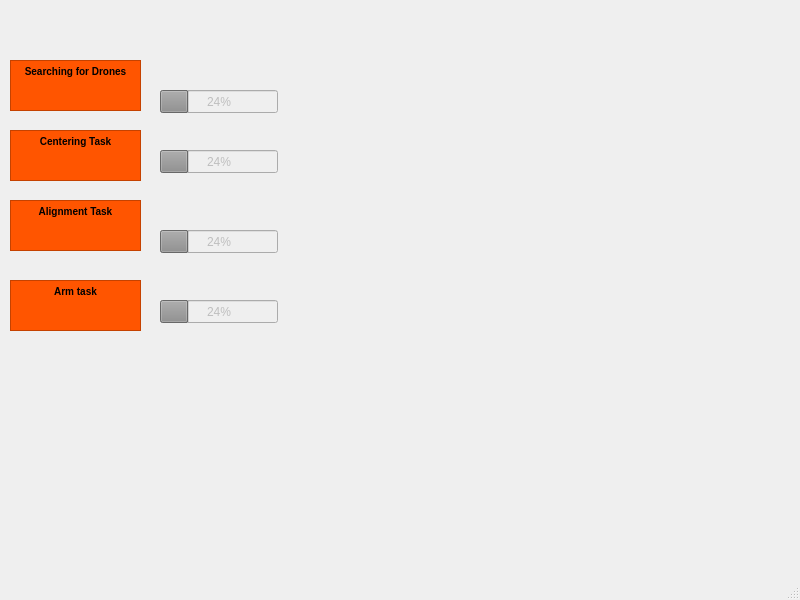
First picture: the form in PythonScript/SwapDock.ui, repository EwanMcNeil/CapstoneControlSystem, before the edit.
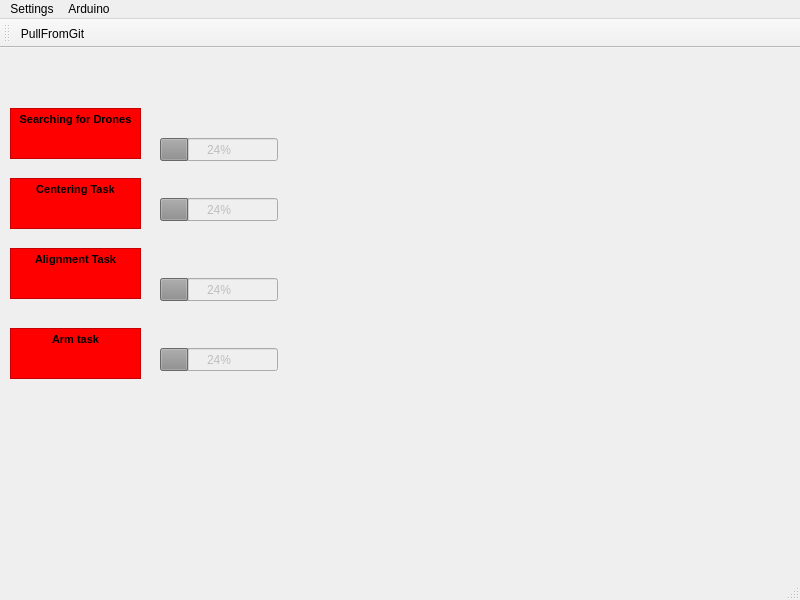
Second picture: the form after the edit.

```diff
--- a/PythonScript/SwapDock.ui
+++ b/PythonScript/SwapDock.ui
@@ -24,14 +24,16 @@
      </rect>
     </property>
     <property name="styleSheet">
-     <string notr="true">background-color: rgb(255, 85, 0);</string>
+     <string notr="true">background-color: rgb(255, 0, 0);
+alternate-background-color: rgb(0, 255, 127);
+alternate-background-color: rgb(255, 255, 127);</string>
     </property>
     <property name="html">
      <string>&lt;!DOCTYPE HTML PUBLIC &quot;-//W3C//DTD HTML 4.0//EN&quot; &quot;http://www.w3.org/TR/REC-html40/strict.dtd&quot;&gt;
 &lt;html&gt;&lt;head&gt;&lt;meta name=&quot;qrichtext&quot; content=&quot;1&quot; /&gt;&lt;style type=&quot;text/css&quot;&gt;
 p, li { white-space: pre-wrap; }
-&lt;/style&gt;&lt;/head&gt;&lt;body style=&quot; font-family:'MS Shell Dlg 2'; font-size:7.8pt; font-weight:400; font-style:normal;&quot;&gt;
-&lt;p align=&quot;center&quot; style=&quot; margin-top:0px; margin-bottom:0px; margin-left:0px; margin-right:0px; -qt-block-indent:0; text-indent:0px;&quot;&gt;&lt;span style=&quot; font-weight:600;&quot;&gt;Searching for Drones&lt;/span&gt;&lt;/p&gt;&lt;/body&gt;&lt;/html&gt;</string>
+&lt;/style&gt;&lt;/head&gt;&lt;body style=&quot; font-family:'Sans'; font-size:10pt; font-weight:400; font-style:normal;&quot;&gt;
+&lt;p align=&quot;center&quot; style=&quot; margin-top:0px; margin-bottom:0px; margin-left:0px; margin-right:0px; -qt-block-indent:0; text-indent:0px;&quot;&gt;&lt;span style=&quot; font-family:'MS Shell Dlg 2'; font-size:8pt; font-weight:600;&quot;&gt;Searching for Drones&lt;/span&gt;&lt;/p&gt;&lt;/body&gt;&lt;/html&gt;</string>
     </property>
    </widget>
    <widget class="QProgressBar" name="progressBar_search">
@@ -60,14 +62,16 @@
      </rect>
     </property>
     <property name="styleSheet">
-     <string notr="true">background-color: rgb(255, 85, 0);</string>
+     <string notr="true">background-color: rgb(255, 0, 0);
+alternate-background-color: rgb(0, 255, 127);
+alternate-background-color: rgb(255, 255, 127);</string>
     </property>
     <property name="html">
      <string>&lt;!DOCTYPE HTML PUBLIC &quot;-//W3C//DTD HTML 4.0//EN&quot; &quot;http://www.w3.org/TR/REC-html40/strict.dtd&quot;&gt;
 &lt;html&gt;&lt;head&gt;&lt;meta name=&quot;qrichtext&quot; content=&quot;1&quot; /&gt;&lt;style type=&quot;text/css&quot;&gt;
 p, li { white-space: pre-wrap; }
-&lt;/style&gt;&lt;/head&gt;&lt;body style=&quot; font-family:'MS Shell Dlg 2'; font-size:7.8pt; font-weight:400; font-style:normal;&quot;&gt;
-&lt;p align=&quot;center&quot; style=&quot; margin-top:0px; margin-bottom:0px; margin-left:0px; margin-right:0px; -qt-block-indent:0; text-indent:0px;&quot;&gt;&lt;span style=&quot; font-weight:600;&quot;&gt;Centering Task&lt;/span&gt;&lt;/p&gt;&lt;/body&gt;&lt;/html&gt;</string>
+&lt;/style&gt;&lt;/head&gt;&lt;body style=&quot; font-family:'Sans'; font-size:10pt; font-weight:400; font-style:normal;&quot;&gt;
+&lt;p align=&quot;center&quot; style=&quot; margin-top:0px; margin-bottom:0px; margin-left:0px; margin-right:0px; -qt-block-indent:0; text-indent:0px;&quot;&gt;&lt;span style=&quot; font-family:'MS Shell Dlg 2'; font-size:8pt; font-weight:600;&quot;&gt;Centering Task&lt;/span&gt;&lt;/p&gt;&lt;/body&gt;&lt;/html&gt;</string>
     </property>
    </widget>
    <widget class="QTextEdit" name="AlignmentTaskTextEdit">
@@ -80,15 +84,17 @@
      </rect>
     </property>
     <property name="styleSheet">
-     <string notr="true">background-color: rgb(255, 85, 0);</string>
+     <string notr="true">background-color: rgb(255, 0, 0);
+alternate-background-color: rgb(0, 255, 127);
+alternate-background-color: rgb(255, 255, 127);</string>
     </property>
     <property name="html">
      <string>&lt;!DOCTYPE HTML PUBLIC &quot;-//W3C//DTD HTML 4.0//EN&quot; &quot;http://www.w3.org/TR/REC-html40/strict.dtd&quot;&gt;
 &lt;html&gt;&lt;head&gt;&lt;meta name=&quot;qrichtext&quot; content=&quot;1&quot; /&gt;&lt;style type=&quot;text/css&quot;&gt;
 p, li { white-space: pre-wrap; }
-&lt;/style&gt;&lt;/head&gt;&lt;body style=&quot; font-family:'MS Shell Dlg 2'; font-size:7.8pt; font-weight:400; font-style:normal;&quot;&gt;
-&lt;p align=&quot;center&quot; style=&quot; margin-top:0px; margin-bottom:0px; margin-left:0px; margin-right:0px; -qt-block-indent:0; text-indent:0px;&quot;&gt;&lt;span style=&quot; font-weight:600;&quot;&gt;Alignment Task&lt;/span&gt;&lt;/p&gt;
-&lt;p align=&quot;center&quot; style=&quot;-qt-paragraph-type:empty; margin-top:0px; margin-bottom:0px; margin-left:0px; margin-right:0px; -qt-block-indent:0; text-indent:0px; font-weight:600;&quot;&gt;&lt;br /&gt;&lt;/p&gt;&lt;/body&gt;&lt;/html&gt;</string>
+&lt;/style&gt;&lt;/head&gt;&lt;body style=&quot; font-family:'Sans'; font-size:10pt; font-weight:400; font-style:normal;&quot;&gt;
+&lt;p align=&quot;center&quot; style=&quot; margin-top:0px; margin-bottom:0px; margin-left:0px; margin-right:0px; -qt-block-indent:0; text-indent:0px;&quot;&gt;&lt;span style=&quot; font-family:'MS Shell Dlg 2'; font-size:8pt; font-weight:600;&quot;&gt;Alignment Task&lt;/span&gt;&lt;/p&gt;
+&lt;p align=&quot;center&quot; style=&quot;-qt-paragraph-type:empty; margin-top:0px; margin-bottom:0px; margin-left:0px; margin-right:0px; -qt-block-indent:0; text-indent:0px; font-family:'MS Shell Dlg 2'; font-size:8pt; font-weight:600;&quot;&gt;&lt;br /&gt;&lt;/p&gt;&lt;/body&gt;&lt;/html&gt;</string>
     </property>
    </widget>
    <widget class="QProgressBar" name="progressBar_center">
@@ -133,14 +139,16 @@
      </rect>
     </property>
     <property name="styleSheet">
-     <string notr="true">background-color: rgb(255, 85, 0);</string>
+     <string notr="true">background-color: rgb(255, 0, 0);
+alternate-background-color: rgb(0, 255, 127);
+alternate-background-color: rgb(255, 255, 127);</string>
     </property>
     <property name="html">
      <string>&lt;!DOCTYPE HTML PUBLIC &quot;-//W3C//DTD HTML 4.0//EN&quot; &quot;http://www.w3.org/TR/REC-html40/strict.dtd&quot;&gt;
 &lt;html&gt;&lt;head&gt;&lt;meta name=&quot;qrichtext&quot; content=&quot;1&quot; /&gt;&lt;style type=&quot;text/css&quot;&gt;
 p, li { white-space: pre-wrap; }
-&lt;/style&gt;&lt;/head&gt;&lt;body style=&quot; font-family:'MS Shell Dlg 2'; font-size:7.8pt; font-weight:400; font-style:normal;&quot;&gt;
-&lt;p align=&quot;center&quot; style=&quot; margin-top:0px; margin-bottom:0px; margin-left:0px; margin-right:0px; -qt-block-indent:0; text-indent:0px;&quot;&gt;&lt;span style=&quot; font-weight:600;&quot;&gt;Arm task&lt;/span&gt;&lt;/p&gt;&lt;/body&gt;&lt;/html&gt;</string>
+&lt;/style&gt;&lt;/head&gt;&lt;body style=&quot; font-family:'Sans'; font-size:10pt; font-weight:400; font-style:normal;&quot;&gt;
+&lt;p align=&quot;center&quot; style=&quot; margin-top:0px; margin-bottom:0px; margin-left:0px; margin-right:0px; -qt-block-indent:0; text-indent:0px;&quot;&gt;&lt;span style=&quot; font-family:'MS Shell Dlg 2'; font-size:8pt; font-weight:600;&quot;&gt;Arm task&lt;/span&gt;&lt;/p&gt;&lt;/body&gt;&lt;/html&gt;</string>
     </property>
    </widget>
    <widget class="QProgressBar" name="progressBar_arm">
@@ -166,11 +174,64 @@
      <x>0</x>
      <y>0</y>
      <width>800</width>
-     <height>26</height>
+     <height>27</height>
     </rect>
    </property>
+   <widget class="QMenu" name="menuSettings">
+    <property name="title">
+     <string>Settings</string>
+    </property>
+   </widget>
+   <widget class="QMenu" name="menuArduino">
+    <property name="title">
+     <string>Arduino</string>
+    </property>
+    <addaction name="action_Upload_all"/>
+    <addaction name="actionRun_Centering"/>
+    <addaction name="action_Run_Alignment"/>
+    <addaction name="action_Run_Arm"/>
+   </widget>
+   <addaction name="menuSettings"/>
+   <addaction name="menuArduino"/>
   </widget>
   <widget class="QStatusBar" name="statusbar"/>
+  <widget class="QToolBar" name="toolBar">
+   <property name="windowTitle">
+    <string>toolBar</string>
+   </property>
+   <attribute name="toolBarArea">
+    <enum>TopToolBarArea</enum>
+   </attribute>
+   <attribute name="toolBarBreak">
+    <bool>false</bool>
+   </attribute>
+   <addaction name="actionPullFromGit"/>
+  </widget>
+  <action name="actionPullFromGit">
+   <property name="text">
+    <string>PullFromGit</string>
+   </property>
+  </action>
+  <action name="action_Upload_all">
+   <property name="text">
+    <string>&amp;Upload all</string>
+   </property>
+  </action>
+  <action name="actionRun_Centering">
+   <property name="text">
+    <string>&amp;Run Centering</string>
+   </property>
+  </action>
+  <action name="action_Run_Alignment">
+   <property name="text">
+    <string>&amp;Run Alignment</string>
+   </property>
+  </action>
+  <action name="action_Run_Arm">
+   <property name="text">
+    <string>&amp;Run Arm</string>
+   </property>
+  </action>
  </widget>
  <resources/>
  <connections/>
```
